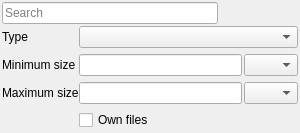
First picture: the form in application/GUI/Search/SearchDock.ui, repository Ummon/D-LAN, before the edit.
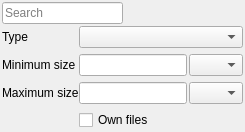
Second picture: the form after the edit. Icons and pictures are not drawn.

Commit message: Advanced search options are now hidden by default.

What changed in the file:
```diff
--- a/application/GUI/Search/SearchDock.ui
+++ b/application/GUI/Search/SearchDock.ui
@@ -5,26 +5,6 @@
   <property name="windowModality">
    <enum>Qt::NonModal</enum>
   </property>
-  <property name="geometry">
-   <rect>
-    <x>0</x>
-    <y>0</y>
-    <width>300</width>
-    <height>133</height>
-   </rect>
-  </property>
-  <property name="minimumSize">
-   <size>
-    <width>194</width>
-    <height>133</height>
-   </size>
-  </property>
-  <property name="maximumSize">
-   <size>
-    <width>524287</width>
-    <height>133</height>
-   </size>
-  </property>
   <property name="features">
    <set>QDockWidget::DockWidgetFloatable|QDockWidget::DockWidgetMovable|QDockWidget::DockWidgetVerticalTitleBar</set>
   </property>
@@ -32,6 +12,18 @@
    <string>Search</string>
   </property>
   <widget class="QWidget" name="dockWidgetContents">
+   <property name="sizePolicy">
+    <sizepolicy hsizetype="Preferred" vsizetype="MinimumExpanding">
+     <horstretch>0</horstretch>
+     <verstretch>0</verstretch>
+    </sizepolicy>
+   </property>
+   <property name="minimumSize">
+    <size>
+     <width>0</width>
+     <height>10</height>
+    </size>
+   </property>
    <layout class="QVBoxLayout" name="verticalLayout">
     <property name="spacing">
      <number>2</number>
@@ -115,6 +107,23 @@
         </property>
        </widget>
       </item>
+      <item>
+       <widget class="QPushButton" name="butAdvanced">
+        <property name="text">
+         <string/>
+        </property>
+        <property name="icon">
+         <iconset resource="../ressources.qrc">
+          <normaloff>:/icons/ressources/plus.png</normaloff>:/icons/ressources/plus.png</iconset>
+        </property>
+        <property name="checkable">
+         <bool>true</bool>
+        </property>
+        <property name="flat">
+         <bool>true</bool>
+        </property>
+       </widget>
+      </item>
      </layout>
     </item>
     <item>
```
The commit also changes 3 other files.
